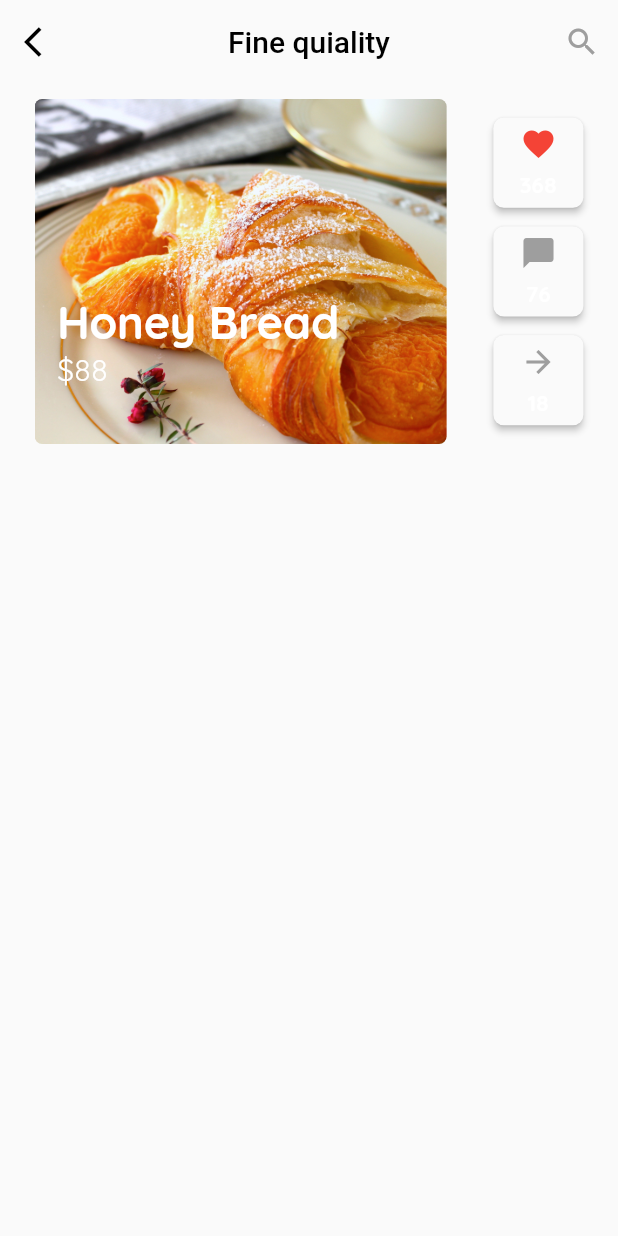
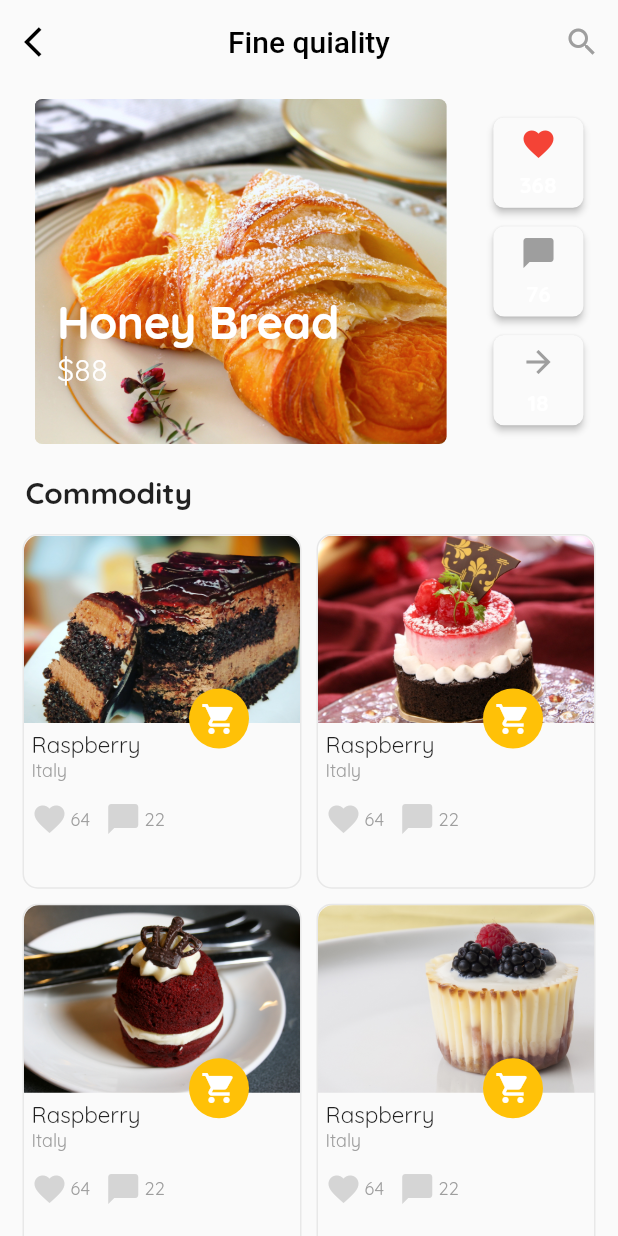
Before and after one commit to AiltonSalguero/CakeCatalog-App, a Flutter app: the screen it shows after launch, on a phone screen of 412 x 824 dp. Run offline on Flutter 3.47's test engine with Material 2 defaults, Android fonts, the phone set to English and light mode, and no system bars.

```diff
--- a/lib/components/ActionButton.dart
+++ b/lib/components/ActionButton.dart
@@ -3,7 +3,7 @@ import 'package:flutter/material.dart';
 class ActionButton extends StatefulWidget {
   final IconData icon;
   final Color color;
-  final String timesClicked;
+  final int timesClicked;
 
   ActionButton(this.icon, this.color, this.timesClicked);
 
@@ -14,7 +14,7 @@ class ActionButton extends StatefulWidget {
 class _ActionButtonState extends State<ActionButton> {
   IconData icon;
   Color color;
-  String timesClicked;
+  int timesClicked;
 
   _ActionButtonState(this.icon, this.color, this.timesClicked);
 
@@ -39,7 +39,7 @@ class _ActionButtonState extends State<ActionButton> {
 
             //Numero de veces clickeado
             Text(
-              widget.timesClicked,
+              widget.timesClicked.toString(),
               style: TextStyle(
                   color: Colors.white,
                   fontFamily: 'Quicksand',
--- /dev/null
+++ b/lib/components/FoodCard.dart
@@ -0,0 +1,151 @@
+import 'package:flutter/material.dart';
+
+class FoodCard extends StatefulWidget {
+  final String name;
+  final String origin;
+  final String cardImage;
+  final int likes;
+  final int commentCount;
+  final int cardIndex;
+
+  FoodCard(this.name, this.origin, this.cardImage, this.likes,
+      this.commentCount, this.cardIndex);
+
+  @override
+  _FoodCardState createState() => _FoodCardState(this.name, this.origin,
+      this.cardImage, this.likes, this.commentCount, this.cardIndex);
+}
+
+class _FoodCardState extends State<FoodCard> {
+  String name;
+  String origin;
+  String cardImage;
+  int likes;
+  int commentCount;
+  int cardIndex;
+
+  _FoodCardState(this.name, this.origin, this.cardImage, this.likes,
+      this.commentCount, this.cardIndex);
+
+  @override
+  Widget build(BuildContext context) {
+    return Padding(
+      padding: cardIndex
+              .isEven //Da padding derecho a los de la derecha y padding izquierdo a los de la izquierda
+          ? EdgeInsets.only(right: 15.0)
+          : EdgeInsets.only(left: 15.0),
+      child: Container(
+        height: 400.0,
+        decoration: BoxDecoration(
+          borderRadius: BorderRadius.circular(10.0),
+          border: Border.all(
+            color: Colors.grey.withOpacity(0.2),
+            style: BorderStyle.solid,
+            width: 1.0,
+          ),
+        ),
+        child: Stack(
+          children: <Widget>[
+            Column(
+              crossAxisAlignment: CrossAxisAlignment.start,
+              children: <Widget>[
+                //IMAGEN
+                Container(
+                  height: 125.0,
+                  decoration: BoxDecoration(
+                      //curvea solo las esquinas de la Card
+                      borderRadius: BorderRadius.only(
+                        topLeft: Radius.circular(10.0),
+                        topRight: Radius.circular(10.0),
+                      ),
+                      image: DecorationImage(
+                        image: AssetImage(widget.cardImage),
+                        fit: BoxFit.cover,
+                      )),
+                ),
+
+                //INFORMACION DEL POSTRE
+                //NOMBRE
+                Padding(
+                  padding: const EdgeInsets.only(left: 5.0, top: 5.0),
+                  child: Text(
+                    widget.name,
+                    style: TextStyle(
+                      fontFamily: 'Quicksand',
+                      fontSize: 15.0,
+                    ),
+                  ),
+                ),
+
+                //ORIGEN
+                Padding(
+                  padding: const EdgeInsets.only(left: 5.0),
+                  child: Text(
+                    widget.origin,
+                    style: TextStyle(
+                        fontFamily: 'Quicksand',
+                        fontSize: 12.0,
+                        color: Colors.grey),
+                  ),
+                ),
+                SizedBox(height: 3.0),
+
+                Padding(
+                  padding: const EdgeInsets.only(left: 5.0, top: 10.0),
+                  child: Row(
+                    children: <Widget>[
+                      //NUMERO DE FAVORITOS
+                      Icon(
+                        Icons.favorite,
+                        color: Colors.grey.withOpacity(0.4),
+                      ),
+                      SizedBox(width: 2.0),
+                      Text(
+                        widget.likes.toString(),
+                        style: TextStyle(
+                            fontFamily: 'Quicksand',
+                            fontSize: 12.0,
+                            color: Colors.grey),
+                      ),
+                      SizedBox(width: 10.0),
+
+                      //NUMERO DE COMENTARIOS
+                      Icon(
+                        Icons.chat_bubble,
+                        color: Colors.grey.withOpacity(0.4),
+                      ),
+                      SizedBox(width: 2.0),
+                      Text(
+                        widget.commentCount.toString(),
+                        style: TextStyle(
+                            fontFamily: 'Quicksand',
+                            fontSize: 12.0,
+                            color: Colors.grey),
+                      )
+
+                    ],
+                  ),
+                )
+              ],
+            ),
+            Positioned(
+              left: 110.0,
+              top: 102.0,
+              child: Container(
+                //BOTON DE ANIADIR AL CESTO
+                height: 40.0,
+                width: 40.0,
+                decoration: BoxDecoration(
+                    borderRadius: BorderRadius.circular(20.0),
+                    color: Colors.amber),
+                child: Center(
+                  child: Icon(Icons.shopping_cart, color: Colors.white),
+                ),
+              ),
+            )
+          ],
+        ),
+      ),
+    );
+  }
+}
--- a/lib/main.dart
+++ b/lib/main.dart
@@ -1,6 +1,7 @@
 import 'package:flutter/material.dart';
 
 import 'components/ActionButton.dart';
+import 'components/FoodCard.dart';
 
 void main() => runApp(MyApp());
 
@@ -35,7 +36,11 @@ class _MyHomePageState extends State<MyHomePage> {
             onPressed: () {},
             color: Colors.black),
 
-        title: Text('Fine quiality', style: TextStyle(color: Colors.black),),
+        //TITULO
+        title: Text(
+          'Fine quiality',
+          style: TextStyle(color: Colors.black),
+        ),
         centerTitle: true,
 
         //BOTON DE BUSQUEDA
@@ -48,8 +53,14 @@ class _MyHomePageState extends State<MyHomePage> {
       //---------------------
       //CUERPO DEL SCAFFOLD
       //---------------------
-      body: ListView(children: <Widget>[
-        Column(crossAxisAlignment: CrossAxisAlignment.start, children: <Widget>[
+      body: ListView(
+        children: <Widget>[
+          Column(
+            crossAxisAlignment: CrossAxisAlignment.start,
+            children: <Widget>[
+              //---------------------------
+              // PRIMERA FILA, IMAGEN Y TRES BOTONES
+              //---------------------------
               Container(
                 padding: EdgeInsets.all(10.0),
                 height: 250.0,
@@ -59,7 +70,7 @@ class _MyHomePageState extends State<MyHomePage> {
                     Column(
                       children: <Widget>[
                         Stack(
-                        //CUADRO DONDE ESTA LA IMAGEN CON LOS PRECIOS
+                          //Imagen de un postre con precio
                           children: <Widget>[
                             //Imagen
                             Container(
@@ -73,7 +84,7 @@ class _MyHomePageState extends State<MyHomePage> {
                               ),
                             ),
 
-                          //Text
+                            //TextO
                             Positioned(
                               left: 15.0,
                               top: 130.0,
@@ -116,16 +127,54 @@ class _MyHomePageState extends State<MyHomePage> {
                     Column(
                       mainAxisAlignment: MainAxisAlignment.spaceEvenly,
                       children: <Widget>[
-                      ActionButton(Icons.favorite, Colors.red, '368'),
-                      ActionButton(Icons.chat_bubble, Colors.grey, '76'),
-                      ActionButton(Icons.arrow_forward, Colors.grey, '18'),
+                        ActionButton(Icons.favorite, Colors.red, 368),
+                        ActionButton(Icons.chat_bubble, Colors.grey, 76),
+                        ActionButton(Icons.arrow_forward, Colors.grey, 18),
+                      ],
+                    )
+                  ],
+                ),
+              ),
+              SizedBox(height: 10.0),
+
+              //TEXTO
+              Padding(
+                padding: const EdgeInsets.only(left: 17.0),
+                child: Text(
+                  'Commodity',
+                  style: TextStyle(
+                      fontFamily: 'Quicksand',
+                      fontSize: 20.0,
+                      fontWeight: FontWeight.bold),
+                  textAlign: TextAlign.left,
+                ),
+              ),
+              SizedBox(height: 15.0),
+
+              //---------------------------
+              //GRID DONDE IRAN LOS POSTRES
+              //---------------------------
+              GridView.count(
+                crossAxisCount: 2,
+                primary: false,
+                crossAxisSpacing: 10.0,
+                childAspectRatio: 0.85,
+                mainAxisSpacing: 10.0,
+                shrinkWrap: true,
+                children: <Widget>[
+                  FoodCard('Raspberry', 'Italy', 'assets/img1.jpg', 64, 22, 1),
+                  FoodCard('Raspberry', 'Italy', 'assets/img2.jpg', 64, 22, 2),
+                  FoodCard('Raspberry', 'Italy', 'assets/img3.jpg', 64, 22, 3),
+                  FoodCard('Raspberry', 'Italy', 'assets/img5.jpg', 64, 22, 4),
+                  FoodCard('Raspberry', 'Italy', 'assets/img6.jpg', 64, 22, 5),
+                  FoodCard('Raspberry', 'Italy', 'assets/img7.jpg', 64, 22, 6),
 
                 ],
               )
             ],
-              ))
-        ])
-      ]),
+          )
+        ],
+      ),
     );
   }
 }
```
Lines whose indentation alone changed are shown as unchanged.
